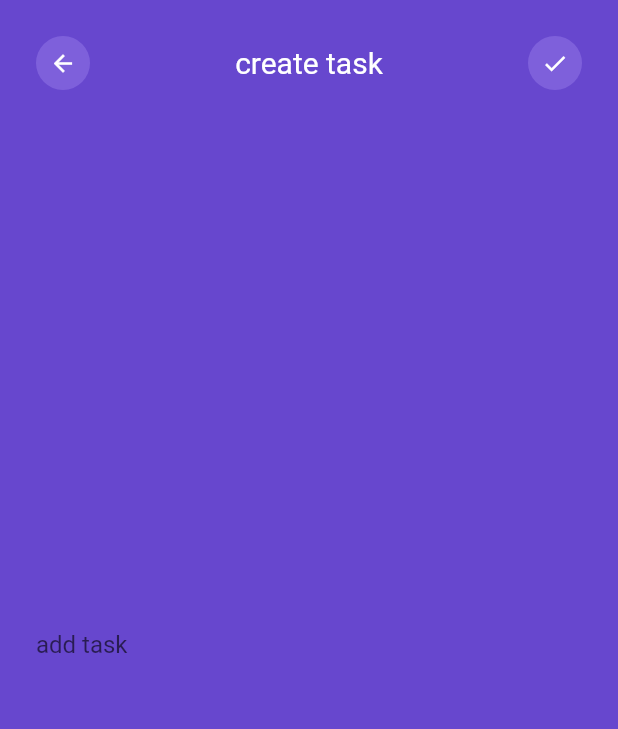
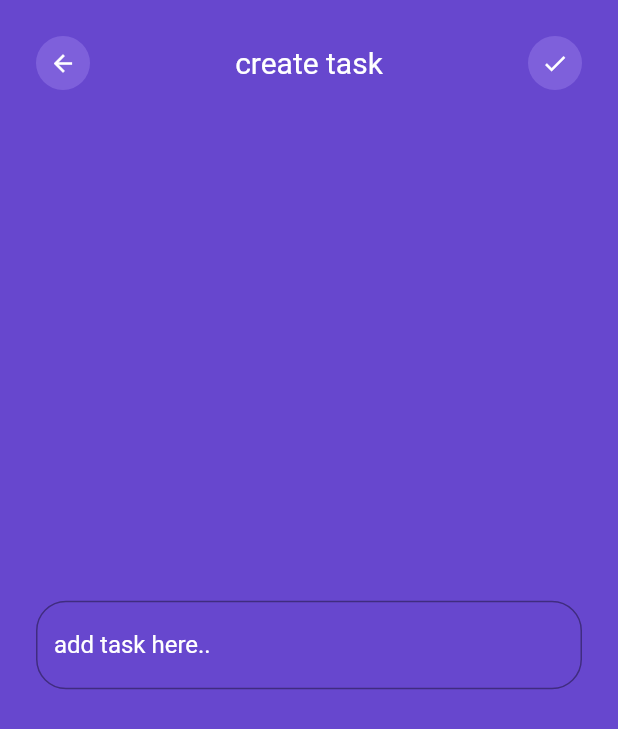
Before and after one commit to mmalak7/todo_flutter, a Flutter app: the CreateTaskPage screen opened directly, on a phone screen of 412 x 824 dp. Shown: the top 729 px of the screen. Run offline on Flutter 3.47's test engine with Material 2 defaults, Android fonts, the phone set to English and light mode, and no system bars.

Commit message:
style textfield

```diff
--- a/lib/main.dart
+++ b/lib/main.dart
@@ -29,6 +29,7 @@ class MainPage extends StatelessWidget {
   @override
   Widget build(BuildContext context) {
     return Scaffold(
+      resizeToAvoidBottomInset: false, //new line
       backgroundColor: Color(0XFF6747ce),
       body: Container(
         alignment: Alignment.center,
@@ -221,8 +222,24 @@ class _CreateTaskPageState extends State<CreateTaskPage> {
   Widget customForm() {
     return TextField(
       decoration: InputDecoration(
-        border: InputBorder.none,
-        hintText: 'add task',
+        border: OutlineInputBorder(
+          borderRadius: BorderRadius.circular(20.0),
+          borderSide: BorderSide(
+            color: Colors.white,
+          ),
+        ),
+        focusedBorder: OutlineInputBorder(
+          borderRadius: BorderRadius.circular(20.0),
+          borderSide: BorderSide(
+            color: Colors.white,
+          ),
+        ),
+        hintText: 'add task here..',
+        hintStyle: TextStyle(color: Colors.white),
+        fillColor: Colors.white,
+      ),
+      style: TextStyle(
+        color: Colors.white,
       ),
       controller: textFieldController,
     );
```
